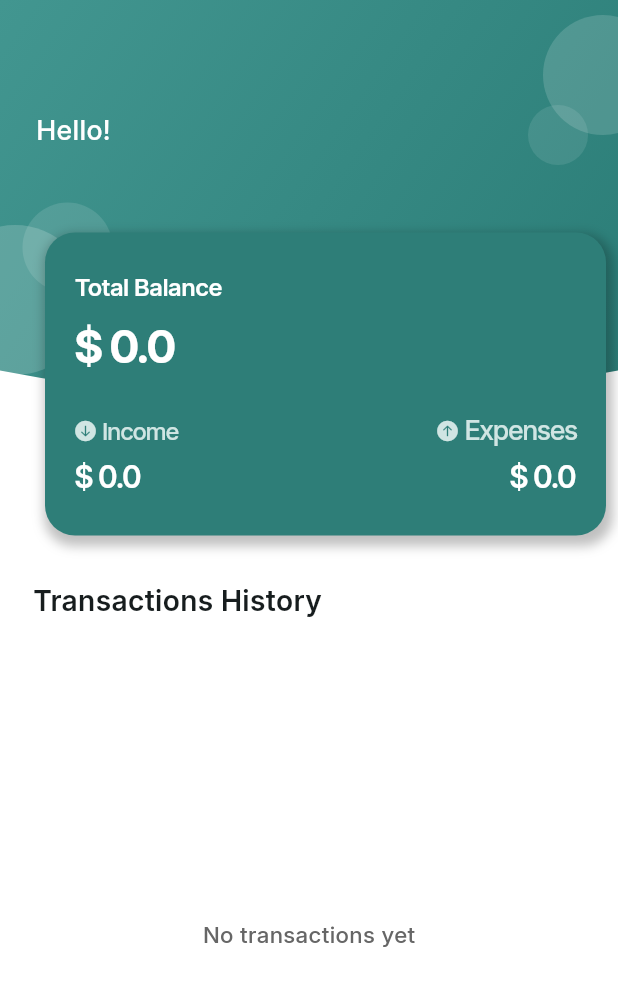
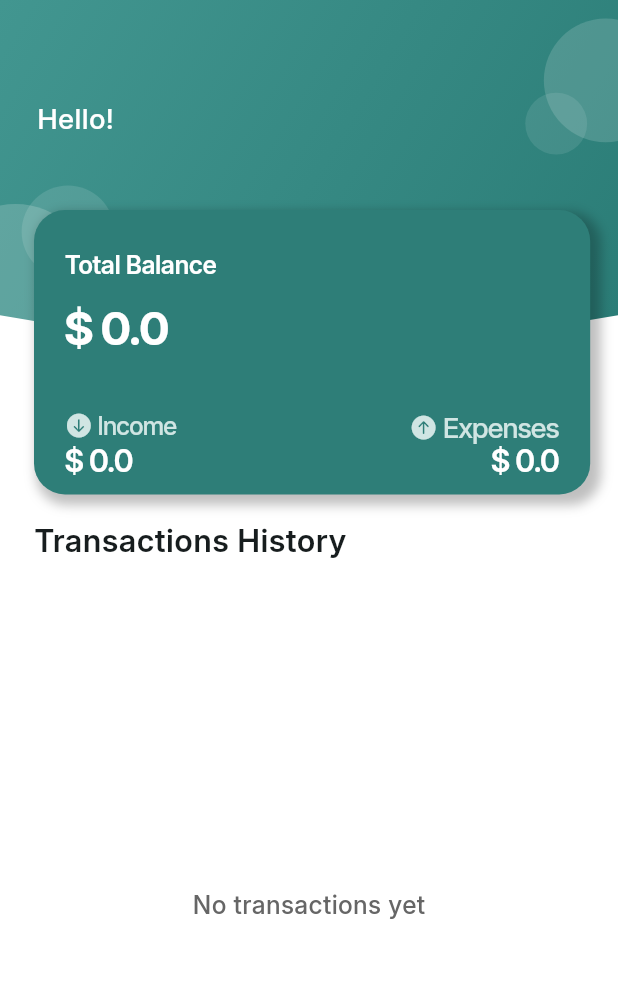
Before and after one commit to markbassem67/CashFlow-expenses-tracking-app, a Flutter app: the HomeScreen screen opened directly, on a phone screen of 412 x 824 dp. Shown: the top 986 px of the screen. Run offline on Flutter 3.47's test engine with Material 3 defaults, Android fonts, the phone set to English and light mode, and no system bars; drawn by our look-alikes of flutter_platform_widgets; our stand-ins replace flutter_bloc, hive, hive_flutter, persistent_bottom_nav_bar, shared_preferences; missing offline and left inert: currency_picker; accounts and stored records are empty.

Commit message:
added dynamic screen scaling

```diff
--- a/lib/presentation/screens/home_screen.dart
+++ b/lib/presentation/screens/home_screen.dart
@@ -21,6 +21,9 @@ class HomeScreen extends StatefulWidget {
 class _HomeScreenState extends State<HomeScreen> {
   @override
   Widget build(BuildContext context) {
+    final width = context.screenWidth;
+    final height = context.screenHeight;
+
     return BlocBuilder<FinanceCubit, FinanceState>(
       builder: (context, state) {
         if (state is FinanceLoading) {
@@ -31,7 +34,10 @@ class _HomeScreenState extends State<HomeScreen> {
           return Center(
             child: Text(
               state.message,
-              style: const TextStyle(color: Colors.red),
+              style: TextStyle(
+                color: Colors.red,
+                fontSize: width * 0.045, // responsive font
+              ),
             ),
           );
         }
@@ -46,26 +52,26 @@ class _HomeScreenState extends State<HomeScreen> {
                 Stack(
                   clipBehavior: Clip.none,
                   children: [
-                    ArcContainer(height: 287).buildArcContainer(),
+                    ArcContainer(height: height * 0.30).buildArcContainer(context),
                     Positioned(
-                      top: 74,
-                      left: 24,
+                      top: height * 0.08,
+                      left: width * 0.06,
                       child: Column(
                         crossAxisAlignment: CrossAxisAlignment.start,
                         children: [
-                          const Text(
+                          Text(
                             'Hello!',
                             style: TextStyle(
                               color: Colors.white,
-                              fontSize: 18,
+                              fontSize: width * 0.045,
                               fontWeight: FontWeight.w500,
                             ),
                           ),
                           Text(
                             state.username,
-                            style: const TextStyle(
+                            style: TextStyle(
                               color: Colors.white,
-                              fontSize: 25,
+                              fontSize: width * 0.065,
                               fontWeight: FontWeight.w700,
                             ),
                           ),
@@ -81,28 +87,38 @@ class _HomeScreenState extends State<HomeScreen> {
                 ),
 
                 // Section title
-                const Padding(
-                  padding: EdgeInsets.fromLTRB(22, 100, 22, 8),
+                Padding(
+                  padding: EdgeInsets.fromLTRB(
+                    width * 0.055,
+                    height * 0.12,
+                    width * 0.055,
+                    height * 0.01,
+                  ),
                   child: Text(
                     'Transactions History',
-                    style: TextStyle(fontWeight: FontWeight.w600, fontSize: 19),
+                    style: TextStyle(
+                      fontWeight: FontWeight.w600,
+                      fontSize: width * 0.05,
+                    ),
                   ),
                 ),
 
                 // Transaction list
                 Expanded(
                   child: state.transactions.isEmpty
-                      ? const Center(
+                      ? Center(
                           child: Text(
                             'No transactions yet',
                             style: TextStyle(
-                              color: Color(0xFF666666),
-                              fontSize: 15,
+                              color: const Color(0xFF666666),
+                              fontSize: width * 0.04,
                             ),
                           ),
                         )
                       : ListView.builder(
-                          padding: const EdgeInsets.symmetric(horizontal: 22),
+                          padding: EdgeInsets.symmetric(
+                            horizontal: width * 0.055,
+                          ),
                           itemCount: state.transactions.length,
                           itemBuilder: (context, index) {
                             final tx = state.transactions[index];
@@ -118,17 +134,17 @@ class _HomeScreenState extends State<HomeScreen> {
                               },
                               title: Text(
                                 tx.name.capitalize(),
-                                style: const TextStyle(
-                                  fontSize: 17,
+                                style: TextStyle(
+                                  fontSize: width * 0.045,
                                   fontWeight: FontWeight.w500,
                                   letterSpacing: -0.32,
                                 ),
                               ),
                               subtitle: Text(
                                 DateFormat('EEE d, yyyy').format(tx.date),
-                                style: const TextStyle(
-                                  color: Color(0xFF666666),
-                                  fontSize: 14,
+                                style: TextStyle(
+                                  color: const Color(0xFF666666),
+                                  fontSize: width * 0.037,
                                   fontWeight: FontWeight.w400,
                                   letterSpacing: -0.26,
                                 ),
@@ -141,7 +157,7 @@ class _HomeScreenState extends State<HomeScreen> {
                                   color: tx.type == TransactionType.income
                                       ? const Color(0xFF24A869)
                                       : const Color(0xFFF95B51),
-                                  fontSize: 18,
+                                  fontSize: width * 0.048,
                                   fontWeight: FontWeight.w600,
                                 ),
                               ),
--- a/lib/presentation/screens/transaction_details_screen.dart
+++ b/lib/presentation/screens/transaction_details_screen.dart
@@ -12,7 +12,9 @@ class TransactionDetails extends StatelessWidget {
 
       body: Column(
         children: [
-          Stack(children: [ArcContainer(height: 287).buildArcContainer()]),
+          Stack(
+            children: [ArcContainer(height: 287).buildArcContainer(context)],
+          ),
         ],
       ),
     );
--- a/lib/presentation/widgets/arc_container.dart
+++ b/lib/presentation/widgets/arc_container.dart
@@ -1,18 +1,23 @@
 import 'package:flutter/material.dart';
+import '../../core/utils/helpers.dart'; // for MediaQueryHelper
 
 class ArcContainer {
-  final double height;
+  final double? height;
   final List<Color> gradientColors;
 
   ArcContainer({
-    this.height = 200,
+    this.height,
     this.gradientColors = const [Color(0xFF429690), Color(0xFF2A7C76)],
   });
 
-  Widget buildArcContainer() {
+  Widget buildArcContainer(BuildContext context) {
+    final screenWidth = context.screenWidth;
+    final screenHeight = context.screenHeight;
+    final containerHeight = height ?? screenHeight * 0.25;
+
     return SizedBox(
       width: double.infinity,
-      height: height,
+      height: containerHeight,
       child: Stack(
         children: [
           ClipPath(
@@ -27,13 +32,14 @@ class ArcContainer {
               ),
             ),
           ),
-          // Overlapping white circles
+
+          // Overlapping white circles (positions scaled)
           Positioned(
-            top: 150,
-            left: -40,
+            top: containerHeight * 0.55,
+            left: -screenWidth * 0.1,
             child: Container(
-              width: 100,
-              height: 100,
+              width: screenWidth * 0.25,
+              height: screenWidth * 0.25,
               decoration: BoxDecoration(
                 color: Colors.white.withAlpha((0.18 * 255).toInt()),
                 shape: BoxShape.circle,
@@ -41,11 +47,11 @@ class ArcContainer {
             ),
           ),
           Positioned(
-            top: 135,
-            left: 15,
+            top: containerHeight * 0.50,
+            left: screenWidth * 0.035,
             child: Container(
-              width: 60,
-              height: 60,
+              width: screenWidth * 0.15,
+              height: screenWidth * 0.15,
               decoration: BoxDecoration(
                 color: Colors.white.withAlpha((0.12 * 255).toInt()),
                 shape: BoxShape.circle,
@@ -53,11 +59,11 @@ class ArcContainer {
             ),
           ),
           Positioned(
-            top: 10,
-            right: -30,
+            top: containerHeight * 0.05,
+            right: -screenWidth * 0.08,
             child: Container(
-              width: 80,
-              height: 80,
+              width: screenWidth * 0.20,
+              height: screenWidth * 0.20,
               decoration: BoxDecoration(
                 color: Colors.white.withAlpha((0.15 * 255).toInt()),
                 shape: BoxShape.circle,
@@ -65,11 +71,11 @@ class ArcContainer {
             ),
           ),
           Positioned(
-            top: 70,
-            right: 20,
+            top: containerHeight * 0.25,
+            right: screenWidth * 0.05,
             child: Container(
-              width: 40,
-              height: 40,
+              width: screenWidth * 0.10,
+              height: screenWidth * 0.10,
               decoration: BoxDecoration(
                 color: Colors.white.withAlpha((0.10 * 255).toInt()),
                 shape: BoxShape.circle,
@@ -86,12 +92,12 @@ class _BottomArcClipper extends CustomClipper<Path> {
   @override
   Path getClip(Size size) {
     Path path = Path();
-    path.lineTo(0, size.height - 40);
+    path.lineTo(0, size.height - size.height * 0.15);
     path.quadraticBezierTo(
       size.width / 2,
       size.height,
       size.width,
-      size.height - 40,
+      size.height - size.height * 0.15,
     );
     path.lineTo(size.width, 0);
     path.close();
--- a/lib/presentation/widgets/balance_card.dart
+++ b/lib/presentation/widgets/balance_card.dart
@@ -1,93 +1,103 @@
 import 'package:flutter/cupertino.dart';
 import 'package:flutter/material.dart';
+import '../../core/utils/helpers.dart';
 
 class BalanceCardWidget {
-  static Widget buildBalanceCard(double income, double expenses, double totalBalance) {
+  static Widget buildBalanceCard(
+    double income,
+    double expenses,
+    double totalBalance,
+  ) {
+    return Builder(
+      builder: (context) {
+        final width = context.screenWidth;
+        final height = context.screenHeight;
+
         return Positioned(
-      top: 155,
-      left: 30,
+          top: height * 0.17, // instead of 155
+          left: width * 0.055, // instead of 30
           child: Container(
-        width: 374,
-        height: 202,
+            width: width * 0.9, // instead of 374
+            height: height * 0.23, // instead of 202
             decoration: BoxDecoration(
               color: const Color(0xFF2E7E78),
-          borderRadius: BorderRadius.circular(20),
+              borderRadius: BorderRadius.circular(width * 0.05),
               boxShadow: [
                 BoxShadow(
                   color: Colors.black.withValues(alpha: 0.25),
-              spreadRadius: 2.5,
-              blurRadius: 6,
-              offset: const Offset(2, 4),
+                  spreadRadius: width * 0.006,
+                  blurRadius: width * 0.015,
+                  offset: Offset(width * 0.01, height * 0.005),
                 ),
               ],
             ),
             child: Stack(
               children: [
                 Positioned(
-              left: 9,
-              top: 118.5,
+                  left: width * 0.025,
+                  top: height * 0.15,
                   child: Container(
-                width: 356,
-                height: 83.5,
+                    width: width * 0.85,
+                    height: height * 0.11,
                     decoration: BoxDecoration(
-                  borderRadius: BorderRadius.circular(20),
+                      borderRadius: BorderRadius.circular(width * 0.05),
                     ),
                   ),
                 ),
 
                 // Total Balance section
                 Padding(
-              padding: const EdgeInsets.only(left: 20, top: 25),
+                  padding: EdgeInsets.only(
+                    left: width * 0.05,
+                    top: height * 0.03,
+                  ),
                   child: Column(
                     crossAxisAlignment: CrossAxisAlignment.start,
                     children: [
-                  const Row(
+                      Row(
                         children: [
                           Text(
                             'Total Balance',
                             style: TextStyle(
                               color: Colors.white,
-                          fontSize: 16,
-                          fontFamily: 'Inter',
+                              fontSize: width * 0.04,
                               fontWeight: FontWeight.w600,
                               letterSpacing: -0.32,
                             ),
                           ),
-                      SizedBox(width: 4), // placeholder for optional icon
+                          SizedBox(width: width * 0.01),
                         ],
                       ),
-                  const SizedBox(height: 7),
+                      SizedBox(height: height * 0.01),
                       Text(
                         '\$ $totalBalance',
-                    style: const TextStyle(
+                        style: TextStyle(
                           color: Colors.white,
-                      fontSize: 30,
-                      fontFamily: 'Inter',
+                          fontSize: width * 0.075,
                           fontWeight: FontWeight.w700,
-                      letterSpacing: -1.50,
+                          letterSpacing: -1.5,
                         ),
                       ),
                     ],
                   ),
                 ),
 
-            // Income & Expenses labels
-            const Positioned(
-              left: 19 ,
-              top: 121,
+                // Income label
+                Positioned(
+                  left: width * 0.05,
+                  top: height * 0.16,
                   child: Row(
                     children: [
                       Icon(
                         CupertinoIcons.arrow_down_circle_fill,
-                    color: Color(0xFFD0E5E3),
-                    size: 16,
+                        color: const Color(0xFFD0E5E3),
+                        size: width * 0.045,
                       ),
                       Text(
                         ' Income',
                         style: TextStyle(
-                      color: Color(0xFFD0E5E3),
-                      fontSize: 16,
-                      fontFamily: 'Inter',
+                          color: const Color(0xFFD0E5E3),
+                          fontSize: width * 0.04,
                           fontWeight: FontWeight.w500,
                           letterSpacing: -0.8,
                         ),
@@ -95,23 +105,23 @@ class BalanceCardWidget {
                     ],
                   ),
                 ),
-            const Positioned(
-              right: 19,
-              top: 119,
+
+                // Expenses label
+                Positioned(
+                  right: width * 0.05,
+                  top: height * 0.16,
                   child: Row(
                     children: [
                       Icon(
                         CupertinoIcons.arrow_up_circle_fill,
-                    color: Color(0xFFD0E5E3),
-                    size: 16,
+                        color: const Color(0xFFD0E5E3),
+                        size: width * 0.045,
                       ),
                       Text(
                         ' Expenses',
-                    textAlign: TextAlign.right,
                         style: TextStyle(
-                      color: Color(0xFFD0E5E3),
-                      fontSize: 18,
-                      fontFamily: 'Inter',
+                          color: const Color(0xFFD0E5E3),
+                          fontSize: width * 0.045,
                           fontWeight: FontWeight.w500,
                           letterSpacing: -0.9,
                         ),
@@ -120,41 +130,40 @@ class BalanceCardWidget {
                   ),
                 ),
 
-            // Income & Expenses amounts
+                // Income amount
                 Positioned(
-              left: 20,
-              top: 148,
+                  left: width * 0.05,
+                  top: height * 0.185,
                   child: Text(
                     '\$ $income',
-                style: const TextStyle(
+                    style: TextStyle(
                       color: Colors.white,
-                  fontSize: 20,
-                  fontFamily: 'Inter',
-                  fontWeight: FontWeight.w600,
-                  letterSpacing: -1,
-                ),
-              ),
-            ),
-            Positioned(
-              right: 20,
-              top: 148,
-              child: Text(
-                '\$ $expenses',
-                textAlign: TextAlign.right,
-                style: const TextStyle(
-                  color: Colors.white,
-                  fontSize: 20,
-                  fontFamily: 'Inter',
+                      fontSize: width * 0.05,
                       fontWeight: FontWeight.w600,
                       letterSpacing: -1,
                     ),
                   ),
                 ),
 
-            // Optional small circular indicators
+                // Expenses amount
+                Positioned(
+                  right: width * 0.05,
+                  top: height * 0.185,
+                  child: Text(
+                    '\$ $expenses',
+                    style: TextStyle(
+                      color: Colors.white,
+                      fontSize: width * 0.05,
+                      fontWeight: FontWeight.w600,
+                      letterSpacing: -1,
+                    ),
+                  ),
+                ),
               ],
             ),
           ),
         );
+      },
+    );
   }
 }
```
Also changed, not shown: lib/core/utils/helpers.dart (+8 -1 lines), lib/presentation/screens/add_expenses_screen.dart (+20 -11 lines), lib/presentation/widgets/add_expenses_card.dart (+59 -52 lines). Lines whose indentation alone changed are shown as unchanged.
